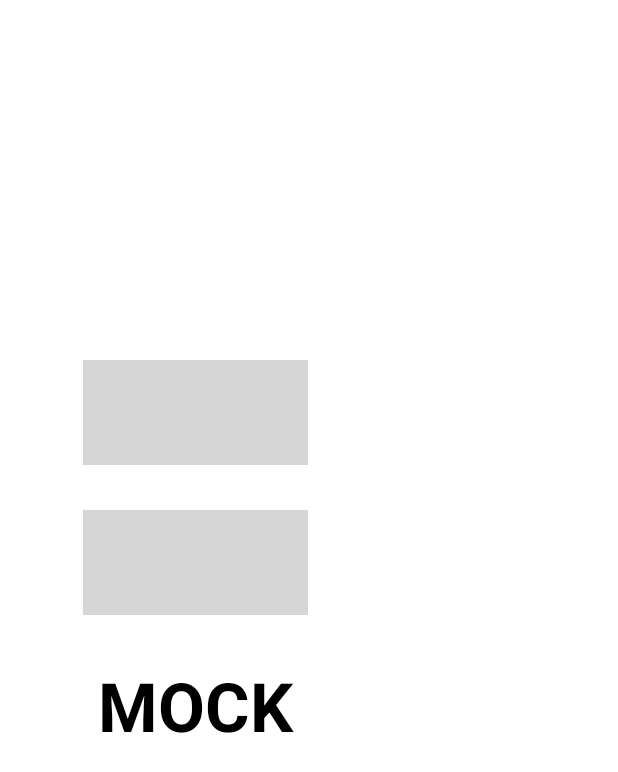
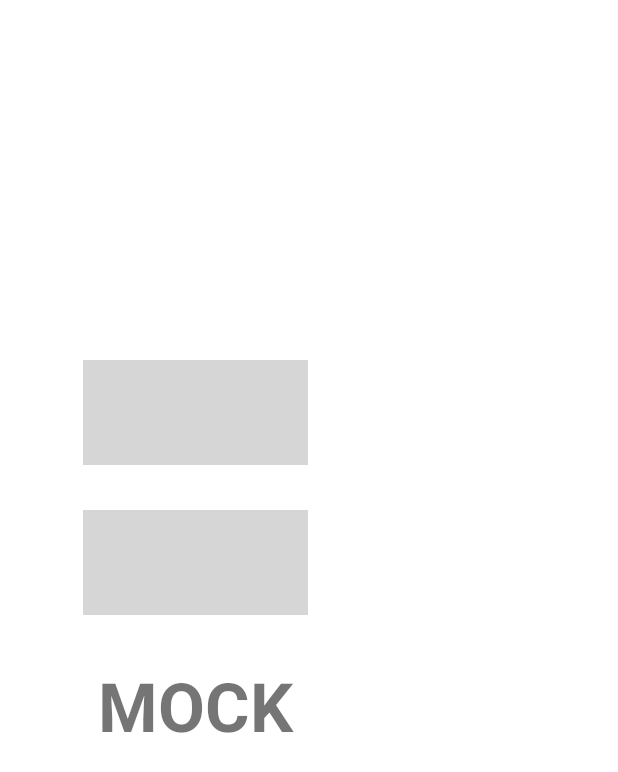
Before and after one commit to antonsvaren/DAT257-DIT257-MANDALORE, an Android app: the layout fragment_overview.xml on its own in the app's theme, with its tools: preview values and no code run, on a phone screen of 412 x 824 dp. Shown: the top 772 px of the screen. Run offline under Robolectric (Android 15) with nearby library versions, the phone set to English and light mode, and no system bars.

Commit message:
Fix text display in overview

```diff
--- a/uWeather/app/src/main/java/dit257/mandalore/uweather/OverviewFragment.kt
+++ b/uWeather/app/src/main/java/dit257/mandalore/uweather/OverviewFragment.kt
@@ -30,17 +30,18 @@ class OverviewFragment : Fragment() {
 
         binding.city.text = PreferencesManager.getSelectedCity(view.context)
 
-        WeatherService.services.map { service ->
-            val name = service.name
-            val temperature = service.getCurrentTemperature()
-            if(name=="SMHI"){
-                binding.smhitemp.text = "$temperature"
-            }
-            else if(name=="Yr"){
-                binding.yrtemp.text = "$temperature"
-            }
-            else if(name=="Mock"){
-                binding.mocktemp.text = "$temperature"
+        WeatherService.services.forEach {
+            val temperature = it.getCurrentTemperature()
+            when (it.name) {
+                "SMHI" -> {
+                    binding.smhitemp.text = "$temperature"
+                }
+                "Yr" -> {
+                    binding.yrtemp.text = "$temperature"
+                }
+                "Mock" -> {
+                    binding.mocktemp.text = "$temperature"
+                }
             }
         }
     }
--- a/uWeather/app/src/main/res/layout/fragment_overview.xml
+++ b/uWeather/app/src/main/res/layout/fragment_overview.xml
@@ -7,80 +7,67 @@
         android:id="@+id/city"
         android:layout_width="300dp"
         android:layout_height="70dp"
-        android:layout_marginLeft="55dp"
+        android:layout_marginStart="55dp"
         android:layout_marginTop="150dp"
-        android:textColor="@color/black"
+        android:textAlignment="center"
         android:textSize="40sp"
-        android:textAlignment="center"
-        android:textStyle="bold"
-        android:background="@color/white">
-    </TextView>
+        android:textStyle="bold" />
+
     <ImageView
         android:id="@+id/smhilogo"
-        android:foreground="@mipmap/smhi_logo_foreground"
         android:layout_width="150dp"
         android:layout_height="70dp"
-        android:layout_marginLeft="55dp"
+        android:layout_marginStart="55dp"
         android:layout_marginTop="240dp"
-        android:background="@color/white">
-    </ImageView>
+        android:foreground="@mipmap/smhi_logo_foreground" />
+
     <TextView
         android:id="@+id/smhitemp"
         android:layout_width="100dp"
         android:layout_height="70dp"
+        android:layout_marginStart="250dp"
         android:layout_marginTop="240dp"
-        android:layout_marginLeft="250dp"
-        android:background="@color/white"
         android:textAlignment="center"
-        android:textColor="@color/black"
         android:textSize="30sp"
-        android:textStyle="bold">
-    </TextView>
+        android:textStyle="bold" />
+
     <ImageView
         android:id="@+id/yrlogo"
-        android:foreground="@mipmap/yr_logo_foreground"
         android:layout_width="150dp"
         android:layout_height="70dp"
-        android:layout_marginLeft="55dp"
+        android:layout_marginStart="55dp"
         android:layout_marginTop="340dp"
-        android:background="@color/white">
-    </ImageView>
+        android:foreground="@mipmap/yr_logo_foreground" />
+
     <TextView
         android:id="@+id/yrtemp"
         android:layout_width="100dp"
         android:layout_height="70dp"
+        android:layout_marginStart="250dp"
         android:layout_marginTop="340dp"
-        android:layout_marginLeft="250dp"
-        android:background="@color/white"
         android:textAlignment="center"
-        android:textColor="@color/black"
         android:textSize="30sp"
-        android:textStyle="bold">
-    </TextView>
+        android:textStyle="bold" />
+
     <TextView
         android:id="@+id/mocktext"
         android:layout_width="150dp"
         android:layout_height="70dp"
-        android:layout_marginLeft="55dp"
+        android:layout_marginStart="55dp"
         android:layout_marginTop="440dp"
-        android:background="@color/white"
         android:text="@string/mock"
-        android:textColor="@color/black"
+        android:textAlignment="center"
         android:textSize="45sp"
-        android:textAlignment="center"
-        android:textStyle="bold">
-    </TextView>
+        android:textStyle="bold" />
+
     <TextView
         android:id="@+id/mocktemp"
         android:layout_width="100dp"
         android:layout_height="70dp"
+        android:layout_marginStart="250dp"
         android:layout_marginTop="440dp"
-        android:layout_marginLeft="250dp"
-        android:background="@color/white"
         android:textAlignment="center"
-        android:textColor="@color/black"
         android:textSize="30sp"
-        android:textStyle="bold">
-    </TextView>
+        android:textStyle="bold" />
 
 </FrameLayout>
```
